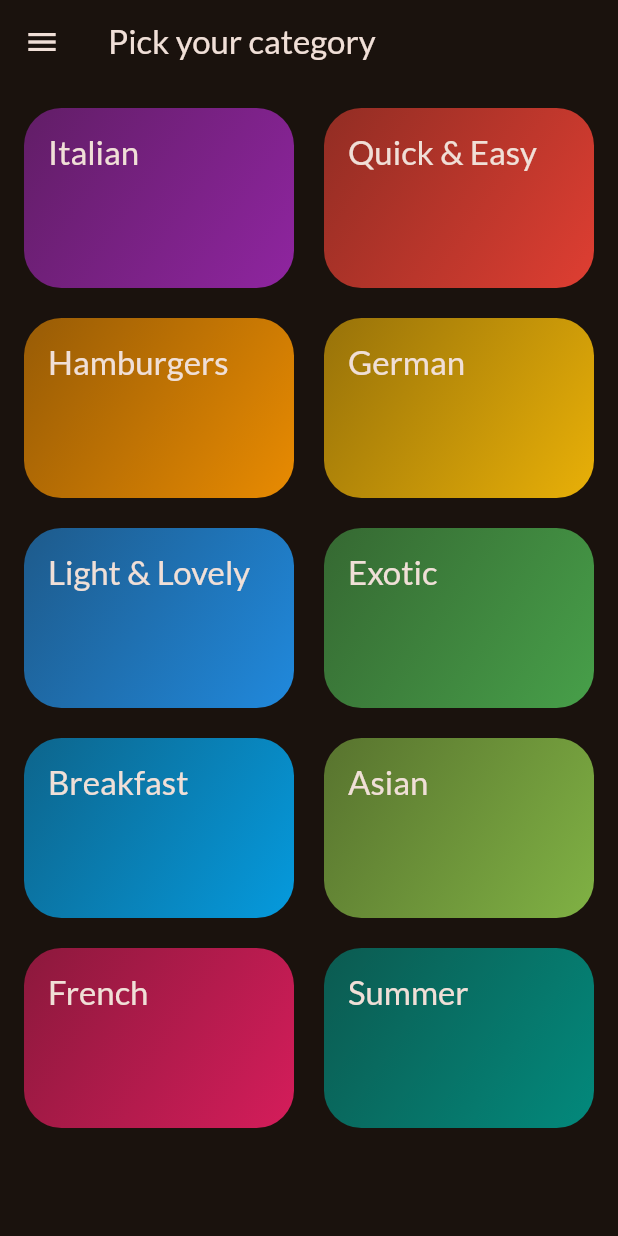
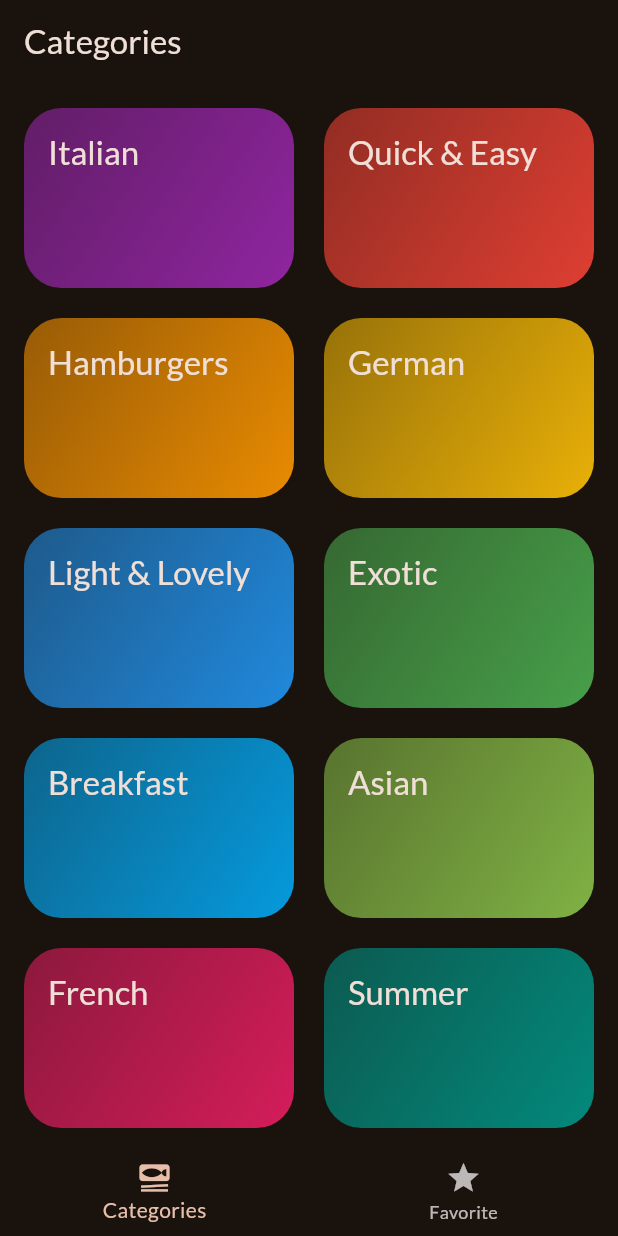
Before and after one commit to RAFYA-Hamza/FlutterAppProjects, a Flutter app: the screen it shows after launch, on a phone screen of 412 x 824 dp. Run offline on Flutter 3.47's test engine with Material 3 defaults, Android fonts, the phone set to English and light mode, and no system bars; our stand-ins replace google_fonts, transparent_image.

```diff
--- a/meals_app/lib/main.dart
+++ b/meals_app/lib/main.dart
@@ -1,6 +1,6 @@
 import 'package:flutter/material.dart';
 import 'package:google_fonts/google_fonts.dart';
-import 'package:meals_app/screens/categories.dart';
+import 'package:meals_app/screens/tabs.dart';
 
 final theme = ThemeData(
   useMaterial3: true,
@@ -23,7 +23,7 @@ class MyApp extends StatelessWidget {
     return MaterialApp(
       theme: theme,
       debugShowCheckedModeBanner: false,
-      home: const CategoriesScreen(),
+      home: const TabsScreen(),
     );
   }
 }
--- a/meals_app/lib/screens/categories.dart
+++ b/meals_app/lib/screens/categories.dart
@@ -1,11 +1,16 @@
 import 'package:flutter/material.dart';
 import 'package:meals_app/data/dummy_data.dart';
+import 'package:meals_app/models/meal_model.dart';
 import 'package:meals_app/screens/meals.dart';
 import 'package:meals_app/widgets/category_grid_item.dart';
 import 'package:meals_app/models/category_model.dart';
 
 class CategoriesScreen extends StatelessWidget {
-  const CategoriesScreen({super.key});
+  const CategoriesScreen({
+    super.key,
+    required this.onToggleFavorite,
+  });
+  final void Function(Meal meal) onToggleFavorite;
 
   void _selectCategory(BuildContext ctx, Category category) {
     final newListMeals = dummyMeals
@@ -17,7 +22,11 @@ class CategoriesScreen extends StatelessWidget {
     Navigator.of(ctx).push(
       MaterialPageRoute(
         builder: (context) {
-          return MealsScreen(title: category.title, meals: newListMeals);
+          return MealsScreen(
+            onToggleFavorite: onToggleFavorite,
+            meals: newListMeals,
+            title: category.title,
+          );
         },
       ),
     );
@@ -25,12 +34,7 @@ class CategoriesScreen extends StatelessWidget {
 
   @override
   Widget build(BuildContext context) {
-    return Scaffold(
-      drawer: const Drawer(),
-      appBar: AppBar(
-        title: const Text("Pick your category"),
-      ),
-      body: GridView(
+    return GridView(
       padding: const EdgeInsets.all(16),
       gridDelegate: const SliverGridDelegateWithFixedCrossAxisCount(
         crossAxisCount: 2,
@@ -50,7 +54,7 @@ class CategoriesScreen extends StatelessWidget {
             },
           ),
       ],
-      ),
     );
+    // bottomNavigationBar: const TabsScreen(),
   }
 }
--- /dev/null
+++ b/meals_app/lib/screens/tabs.dart
@@ -0,0 +1,92 @@
+import 'package:flutter/material.dart';
+import 'package:meals_app/models/meal_model.dart';
+import 'package:meals_app/screens/categories.dart';
+import 'package:meals_app/screens/meals.dart';
+
+class TabsScreen extends StatefulWidget {
+  const TabsScreen({super.key});
+
+  @override
+  State<TabsScreen> createState() => _TabsScreenState();
+}
+
+class _TabsScreenState extends State<TabsScreen> {
+  int _selectedPageIndex = 0;
+  late Widget activePage;
+  late String activePageTitle;
+  final List<Meal> _favoriteMeals = [];
+
+  void selectPage(int index) {
+    setState(() {
+      _selectedPageIndex = index;
+    });
+  }
+
+  void toggleMealFavoriteStatus(Meal meal) {
+    if (_favoriteMeals.contains(meal)) {
+      setState(() {
+        _favoriteMeals.remove(meal);
+        _showInfoMessage("Meal is no longer a favorite.", meal);
+      });
+    } else {
+      setState(() {
+        _favoriteMeals.add(meal);
+        _showInfoMessage("Marked as a favorite.", meal);
+      });
+    }
+  }
+
+  void _showInfoMessage(String message, Meal meal) {
+    ScaffoldMessenger.of(context).removeCurrentSnackBar();
+    ScaffoldMessenger.of(context).showSnackBar(
+      SnackBar(
+        duration: const Duration(seconds: 5),
+        content: Text(message),
+        action: SnackBarAction(
+            label: "Undo",
+            onPressed: () {
+              setState(() {
+                _favoriteMeals.remove(meal);
+              });
+            }),
+      ),
+    );
+  }
+
+  @override
+  Widget build(BuildContext context) {
+    activePage = CategoriesScreen(
+      onToggleFavorite: toggleMealFavoriteStatus,
+    );
+    activePageTitle = 'Categories';
+
+    if (_selectedPageIndex == 1) {
+      activePageTitle = 'Your favorites';
+      activePage = MealsScreen(
+        onToggleFavorite: toggleMealFavoriteStatus,
+        meals: _favoriteMeals,
+      );
+    }
+
+    return Scaffold(
+      appBar: AppBar(
+        title: Text(activePageTitle),
+      ),
+      body: activePage,
+      bottomNavigationBar: BottomNavigationBar(
+        currentIndex: _selectedPageIndex,
+        items: const [
+          BottomNavigationBarItem(
+            icon: Icon(Icons.set_meal),
+            label: 'Categories',
+          ),
+          BottomNavigationBarItem(
+            icon: Icon(Icons.star),
+            label: 'Favorite',
+          ),
+        ],
+        onTap: selectPage,
+      ),
+    );
+  }
+}
```
Also changed, not shown: meals_app/lib/screens/meal_details.dart (added, +114 -0 lines), meals_app/lib/screens/meals.dart (+27 -4 lines), meals_app/lib/widgets/ingredient_step_widget.dart (added, +39 -0 lines), meals_app/lib/widgets/meal_item.dart (+30 -5 lines), meals_app/lib/widgets/meal_item_trait.dart (added, +30 -0 lines). Lines whose indentation alone changed are shown as unchanged.
